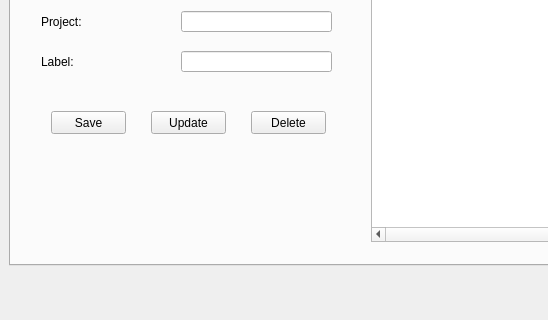
Old version of the form frontend/qt/todowindow.ui in the repository attilanagy234/Todoapp-backend; both pictures show x 0 to 548 and y 244 to 564 of the 1021 by 564 pixel window.
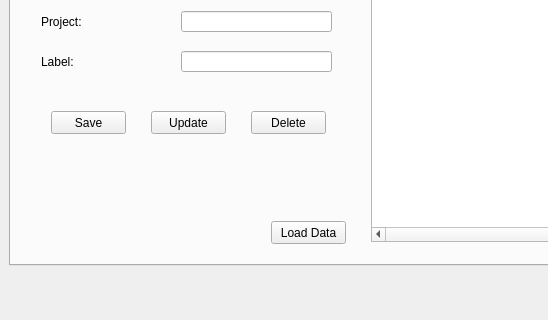
New version of the form. The open tabs and pages were chosen to show the change.

Commit message: load buttons

Patch:
```diff
--- a/frontend/qt/todowindow.ui
+++ b/frontend/qt/todowindow.ui
@@ -447,6 +447,19 @@
        <string>Delete</string>
       </property>
      </widget>
+     <widget class="QPushButton" name="loadDatapushButton_3">
+      <property name="geometry">
+       <rect>
+        <x>260</x>
+        <y>430</y>
+        <width>75</width>
+        <height>23</height>
+       </rect>
+      </property>
+      <property name="text">
+       <string>Load Data</string>
+      </property>
+     </widget>
     </widget>
    </widget>
   </widget>
```
Left out of the diff: 28 changed lines with no effect on the pictures. The commit also changes 12 other files.
